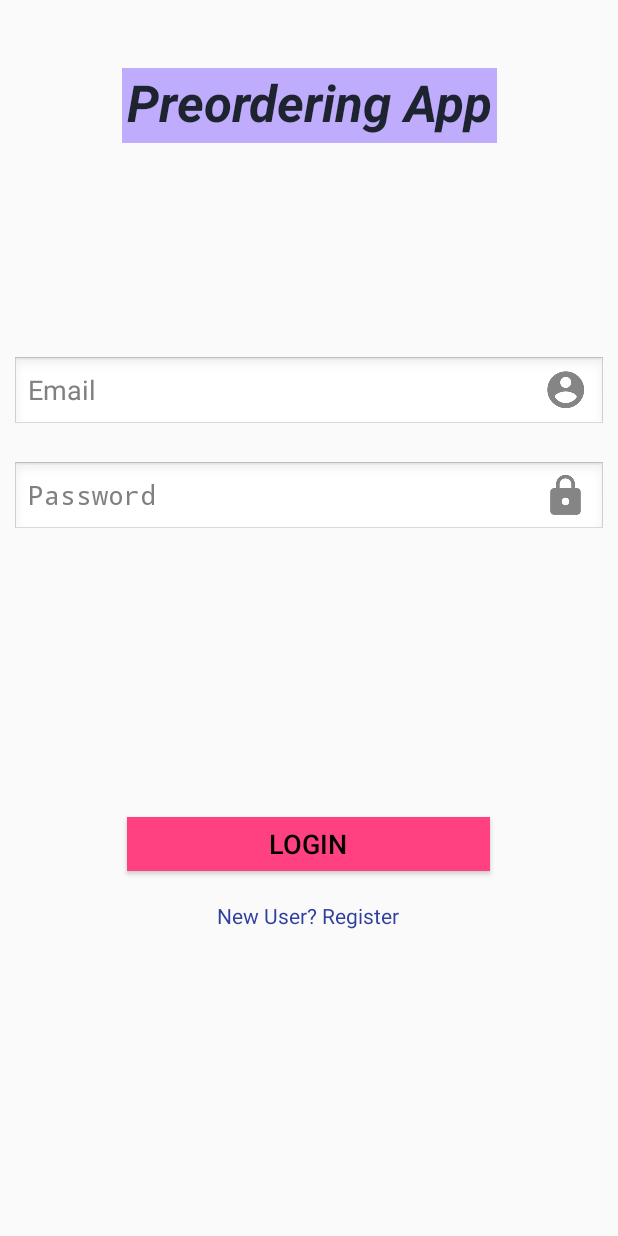
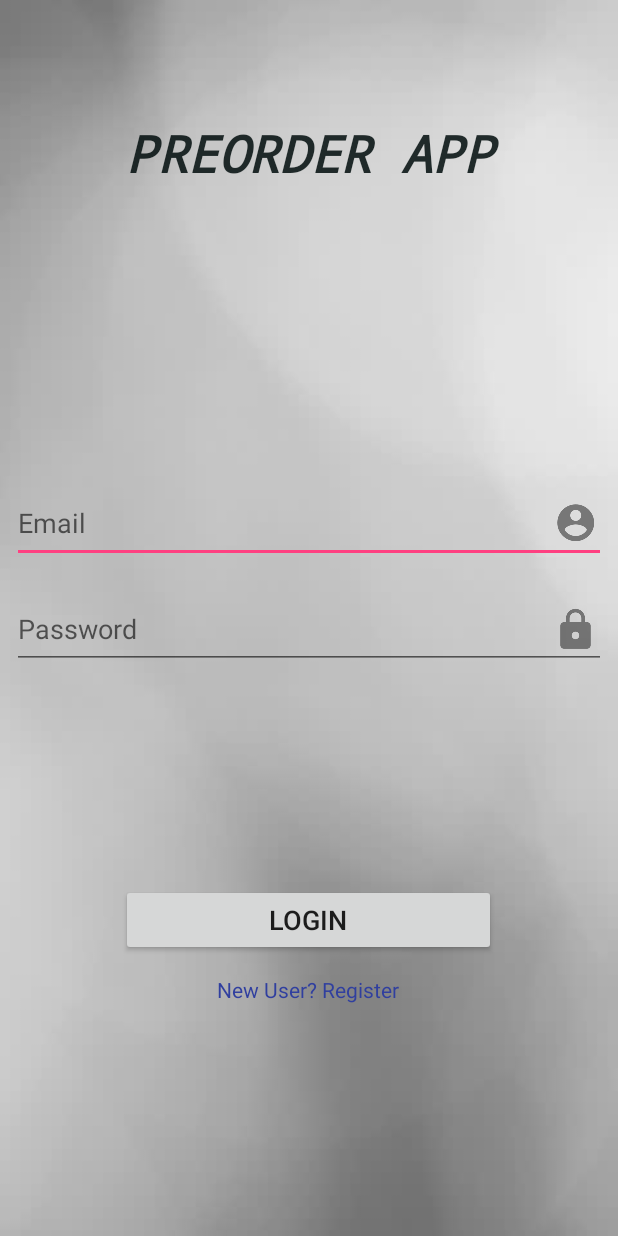
Before and after one commit to rishi301296/PreOrderApp, an Android app: the layout activity_main.xml on its own in the app's theme, with its tools: preview values and no code run, on a phone screen of 412 x 824 dp. Run offline under Robolectric (Android 15) with nearby library versions, the phone set to English and light mode, and no system bars.

Commit message:
NoTitleBar and Wallpaper

```diff
--- a/app/build.gradle
+++ b/app/build.gradle
@@ -23,6 +23,7 @@ dependencies {
     implementation 'com.android.support:appcompat-v7:26.1.0'
     implementation 'com.android.support.constraint:constraint-layout:1.0.2'
     implementation 'com.google.firebase:firebase-auth:11.0.4'
+    implementation 'com.google.firebase:firebase-database:11.0.4'
     testImplementation 'junit:junit:4.12'
     androidTestImplementation 'com.android.support.test:runner:1.0.1'
     androidTestImplementation 'com.android.support.test.espresso:espresso-core:3.0.1'
@@ -31,4 +32,5 @@ dependencies {
 
 
 
+
 apply plugin: 'com.google.gms.google-services'
--- a/app/src/main/AndroidManifest.xml
+++ b/app/src/main/AndroidManifest.xml
@@ -10,7 +10,8 @@
         android:roundIcon="@mipmap/ic_launcher_round"
         android:supportsRtl="true"
         android:theme="@style/AppTheme">
-        <activity android:name=".MainActivity">
+        <activity android:name=".MainActivity"
+            android:theme="@android:style/Theme.NoTitleBar">
             <intent-filter>
                 <action android:name="android.intent.action.MAIN" />
 
@@ -18,7 +19,7 @@
             </intent-filter>
         </activity>
         <activity android:name=".SignupActivity" />
-        <activity android:name=".ProfileActivity"></activity>
+        <activity android:name=".ProfileActivity" />
     </application>
 
 </manifest>
--- a/app/src/main/res/layout-v16/activity_main.xml
+++ /dev/null
@@ -1,121 +0,0 @@
-<?xml version="1.0" encoding="utf-8"?>
-<android.support.constraint.ConstraintLayout xmlns:android="http://schemas.android.com/apk/res/android"
-    xmlns:app="http://schemas.android.com/apk/res-auto"
-    xmlns:tools="http://schemas.android.com/tools"
-    android:layout_width="match_parent"
-    android:layout_height="match_parent"
-    android:theme="@android:style/Theme.Translucent.NoTitleBar.Fullscreen"
-    tools:context="com.example.rishiprotimbose.preorderapp.MainActivity">
-
-    <TextView
-        android:id="@+id/tvpreorder"
-        android:layout_width="match_parent"
-        android:layout_height="80dp"
-        android:background="#554911ff"
-        android:text="@string/preordering_app"
-        android:textAlignment="center"
-        android:textAppearance="@style/TextAppearance.AppCompat.Display1"
-        android:textColor="#bbfadcff"
-        android:textColorHint="@color/common_google_signin_btn_text_light_pressed"
-        android:textSize="40sp"
-        android:visibility="visible"
-        app:layout_constraintBottom_toBottomOf="parent"
-        app:layout_constraintHorizontal_bias="0.0"
-        app:layout_constraintLeft_toLeftOf="parent"
-        app:layout_constraintRight_toRightOf="parent"
-        app:layout_constraintTop_toTopOf="parent"
-        app:layout_constraintVertical_bias="0.0" />
-
-    <EditText
-        android:id="@+id/etemail"
-        android:layout_width="match_parent"
-        android:layout_height="wrap_content"
-        android:layout_marginBottom="8dp"
-        android:layout_marginEnd="8dp"
-        android:layout_marginStart="8dp"
-        android:layout_marginTop="8dp"
-        android:drawableEnd="@drawable/ic_action_email"
-        android:drawableRight="@drawable/ic_action_email"
-        android:ems="10"
-        android:hint="@string/email"
-        android:inputType="textEmailAddress"
-        app:layout_constraintBottom_toBottomOf="parent"
-        app:layout_constraintEnd_toEndOf="parent"
-        app:layout_constraintStart_toStartOf="parent"
-        app:layout_constraintTop_toBottomOf="@+id/tvpreorder"
-        app:layout_constraintVertical_bias="0.202" />
-
-    <EditText
-        android:id="@+id/etpassword"
-        android:layout_width="match_parent"
-        android:layout_height="wrap_content"
-        android:layout_marginBottom="8dp"
-        android:layout_marginEnd="8dp"
-        android:layout_marginStart="8dp"
-        android:layout_marginTop="8dp"
-        android:drawableRight="@drawable/ic_action_password"
-        android:ems="10"
-        android:hint="@string/password"
-        android:inputType="textPassword"
-        app:layout_constraintBottom_toBottomOf="parent"
-        app:layout_constraintEnd_toEndOf="parent"
-        app:layout_constraintHorizontal_bias="0.0"
-        app:layout_constraintStart_toStartOf="parent"
-        app:layout_constraintTop_toBottomOf="@+id/etemail"
-        app:layout_constraintVertical_bias="0.026"
-        android:drawableEnd="@drawable/ic_action_password" />
-
-    <Button
-        android:id="@+id/blogin"
-        android:layout_width="250dp"
-        android:layout_height="wrap_content"
-        android:layout_marginBottom="8dp"
-        android:layout_marginEnd="8dp"
-        android:layout_marginStart="8dp"
-        android:layout_marginTop="8dp"
-        android:text="@string/login"
-        android:textAppearance="@style/TextAppearance.AppCompat.Button"
-        android:textSize="18sp"
-        app:layout_constraintBottom_toBottomOf="parent"
-        app:layout_constraintEnd_toEndOf="parent"
-        app:layout_constraintHorizontal_bias="0.496"
-        app:layout_constraintStart_toStartOf="parent"
-        app:layout_constraintTop_toBottomOf="@+id/etpassword"
-        app:layout_constraintVertical_bias="0.334" />
-
-    <TextView
-        android:id="@+id/tvsignup"
-        android:layout_width="wrap_content"
-        android:layout_height="wrap_content"
-        android:layout_marginBottom="8dp"
-        android:layout_marginEnd="8dp"
-        android:layout_marginStart="8dp"
-        android:layout_marginTop="8dp"
-        android:text="@string/new_user_register"
-        android:textAppearance="@style/TextAppearance.AppCompat.Display1"
-        android:textSize="14sp"
-        app:layout_constraintBottom_toBottomOf="parent"
-        app:layout_constraintEnd_toEndOf="parent"
-        app:layout_constraintHorizontal_bias="0.497"
-        app:layout_constraintStart_toStartOf="parent"
-        app:layout_constraintTop_toBottomOf="@+id/blogin"
-        app:layout_constraintVertical_bias="0.03" />
-
-    <ProgressBar
-        android:id="@+id/progressbarlogin"
-        style="@android:style/Widget.DeviceDefault.ProgressBar"
-        android:layout_width="wrap_content"
-        android:layout_height="wrap_content"
-        android:layout_marginBottom="8dp"
-        android:layout_marginEnd="8dp"
-        android:layout_marginStart="8dp"
-        android:layout_marginTop="8dp"
-        android:visibility="invisible"
-        app:layout_constraintBottom_toBottomOf="parent"
-        app:layout_constraintEnd_toEndOf="parent"
-        app:layout_constraintHorizontal_bias="0.498"
-        app:layout_constraintStart_toStartOf="parent"
-        app:layout_constraintTop_toBottomOf="@+id/etpassword"
-        app:layout_constraintVertical_bias="0.045" />
-
-</android.support.constraint.ConstraintLayout>
--- a/app/src/main/res/layout/activity_main.xml
+++ b/app/src/main/res/layout/activity_main.xml
@@ -4,28 +4,26 @@
     xmlns:tools="http://schemas.android.com/tools"
     android:layout_width="match_parent"
     android:layout_height="match_parent"
-    android:theme="@android:style/Theme.Translucent.NoTitleBar.Fullscreen"
+    android:background="@drawable/image1"
     tools:context="com.example.rishiprotimbose.preorderapp.MainActivity">
 
     <TextView
         android:id="@+id/tvpreorder"
-        android:layout_width="250dp"
-        android:layout_height="50dp"
-        android:background="#554911ff"
-        android:fontFamily="sans-serif"
-        android:text="@string/preordering_app"
+        android:layout_width="match_parent"
+        android:layout_height="80dp"
+        android:text="@string/preorder_app"
         android:textAlignment="center"
-        android:textAllCaps="false"
+        android:textAllCaps="true"
         android:textAppearance="@style/TextAppearance.AppCompat.Display1"
         android:textColor="#dd030f0f"
         android:textStyle="bold|italic"
         android:typeface="monospace"
         app:layout_constraintBottom_toBottomOf="parent"
+        app:layout_constraintHorizontal_bias="0.0"
         app:layout_constraintLeft_toLeftOf="parent"
         app:layout_constraintRight_toRightOf="parent"
         app:layout_constraintTop_toTopOf="parent"
-        app:layout_constraintVertical_bias="0.059"
-        tools:targetApi="jelly_bean" />
+        app:layout_constraintVertical_bias="0.107" />
 
     <EditText
         android:id="@+id/etemail"
@@ -35,17 +33,17 @@
         android:layout_marginEnd="8dp"
         android:layout_marginStart="8dp"
         android:layout_marginTop="8dp"
+        android:drawableEnd="@drawable/ic_action_email"
+        android:drawableRight="@drawable/ic_action_email"
         android:ems="10"
-        android:focusedByDefault="true"
-        android:drawableRight="@drawable/ic_action_email"
         android:hint="@string/email"
         android:inputType="textEmailAddress"
         app:layout_constraintBottom_toBottomOf="parent"
         app:layout_constraintEnd_toEndOf="parent"
+        app:layout_constraintHorizontal_bias="0.0"
         app:layout_constraintStart_toStartOf="parent"
         app:layout_constraintTop_toBottomOf="@+id/tvpreorder"
-        app:layout_constraintVertical_bias="0.202"
-        android:drawableEnd="@drawable/ic_action_email" />
+        app:layout_constraintVertical_bias="0.261" />
 
     <EditText
         android:id="@+id/etpassword"
@@ -69,7 +67,7 @@
 
     <Button
         android:id="@+id/blogin"
-        style="@style/Widget.AppCompat.Button.Colored"
+        style="@style/Widget.AppCompat.Button.Small"
         android:layout_width="250dp"
         android:layout_height="wrap_content"
         android:layout_marginBottom="8dp"
@@ -114,6 +112,7 @@
         android:layout_marginEnd="8dp"
         android:layout_marginStart="8dp"
         android:layout_marginTop="20dp"
+        android:progressDrawable="@android:color/holo_green_light"
         android:visibility="invisible"
         app:layout_constraintBottom_toBottomOf="parent"
         app:layout_constraintEnd_toEndOf="parent"
--- a/app/src/main/res/layout/activity_signup.xml
+++ b/app/src/main/res/layout/activity_signup.xml
@@ -4,6 +4,7 @@
     xmlns:tools="http://schemas.android.com/tools"
     android:layout_width="match_parent"
     android:layout_height="match_parent"
+    android:background="@drawable/image1"
     tools:context="com.example.rishiprotimbose.preorderapp.SignupActivity">
 
     <TextView
@@ -125,6 +126,7 @@
         android:layout_marginEnd="8dp"
         android:layout_marginStart="8dp"
         android:layout_marginTop="8dp"
+        android:progressDrawable="@android:color/holo_green_dark"
         android:visibility="invisible"
         app:layout_constraintBottom_toBottomOf="parent"
         app:layout_constraintEnd_toEndOf="parent"
--- a/app/src/main/res/values/strings.xml
+++ b/app/src/main/res/values/strings.xml
@@ -8,5 +8,5 @@
     <string name="signup">SignUp</string>
     <string name="new_user_register">New User? Register</string>
     <string name="login">Login</string>
-    <string name="preordering_app">Preordering App</string>
+    <string name="preorder_app">Preorder App</string>
 </resources>
```
Also changed, not shown: app/src/main/res/drawable/image1.jpg (added), app/src/main/res/drawable/image2.jpg (added), app/src/main/res/drawable/image3.jpg (added), app/src/main/res/drawable/image4.jpg (added).
